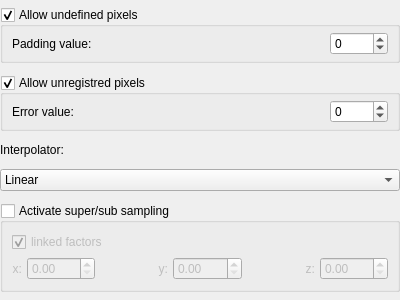
The window that Modules/MatchPointRegistrationUI/Qmitk/QmitkMapperSettingsWidget.ui (MITK/MITK) describes before a commit, drawn with Qt 5.
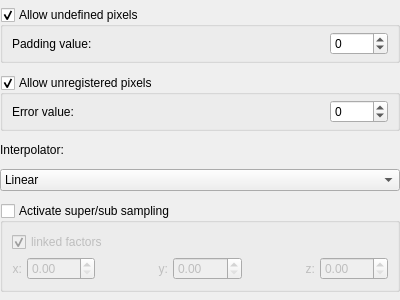
The same window after the commit.

```diff
--- a/Modules/MatchPointRegistrationUI/Qmitk/QmitkMapperSettingsWidget.ui
+++ b/Modules/MatchPointRegistrationUI/Qmitk/QmitkMapperSettingsWidget.ui
@@ -109,7 +109,7 @@
       <string>&lt;html&gt;&lt;head/&gt;&lt;body&gt;&lt;p&gt;Allows that pixels may not be registred because they are outside of the field of view of the used registration. The location in the correlated input image pixel(s) are therefore unkown. The pixels will be marked witrh the given error value.&lt;/p&gt;&lt;p&gt;If unchecked the mapping will be aborted in a case of unregistered pixels.&lt;/p&gt;&lt;/body&gt;&lt;/html&gt;</string>
      </property>
      <property name="title">
-      <string>Allow unregistred pixels</string>
+      <string>Allow unregistered pixels</string>
      </property>
      <property name="flat">
       <bool>false</bool>
```
Left out of the diff: 2 changed lines with no effect on the pictures.
